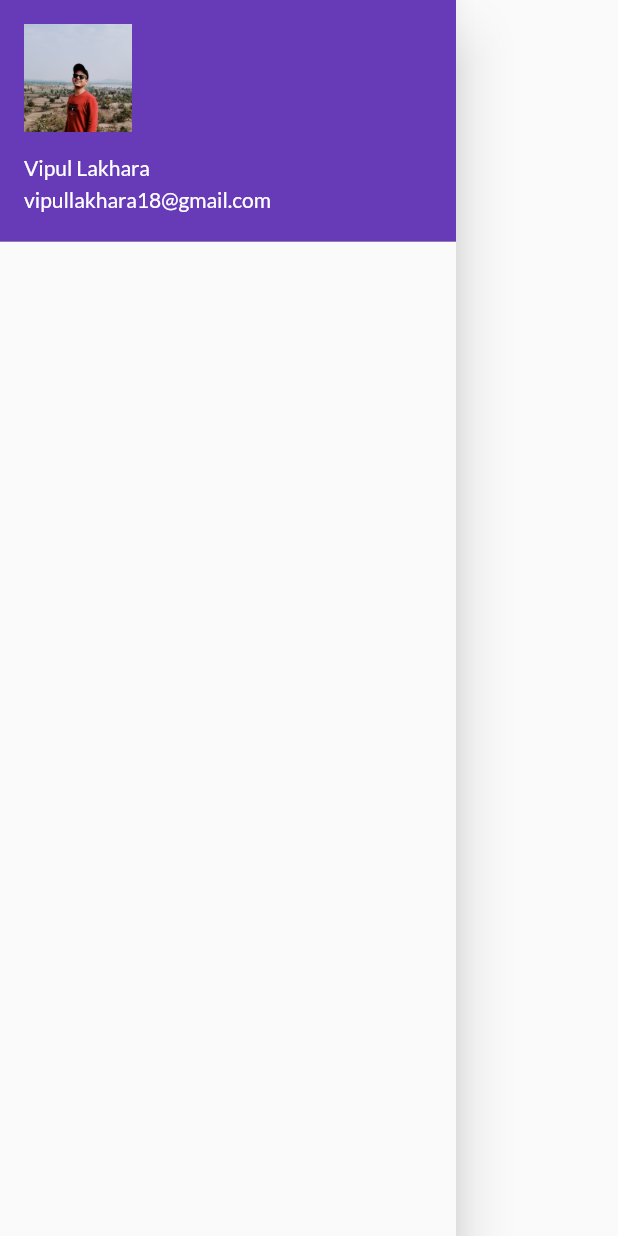
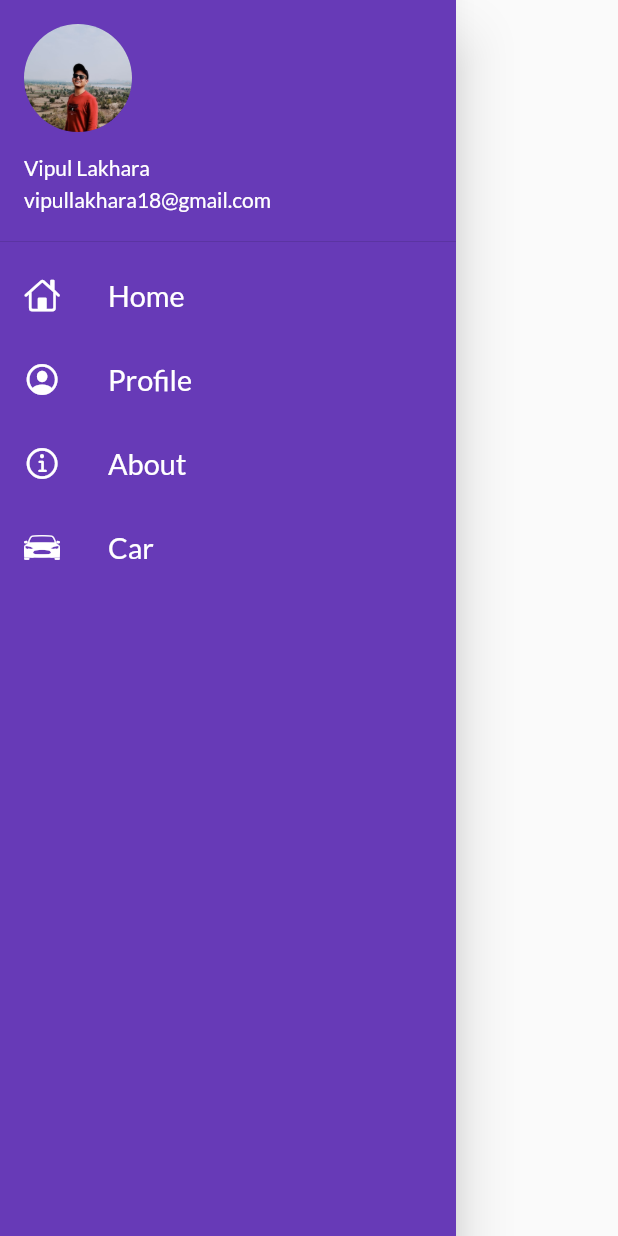
Before and after one commit to vlakhara/Flutter-Catalog-Demo, a Flutter app: the MyDrawer widget shown alone on an empty page, opened directly, on a phone screen of 412 x 824 dp. Run offline on Flutter 3.47's test engine with Material 2 defaults, Android fonts, the phone set to English and light mode, and no system bars; our stand-ins replace google_fonts.

Commit message:
Third completed

```diff
--- a/lib/widgets/drawer.dart
+++ b/lib/widgets/drawer.dart
@@ -1,3 +1,4 @@
+import 'package:flutter/cupertino.dart';
 import 'package:flutter/material.dart';
 
 // ignore: unused_element
@@ -5,7 +6,10 @@ class MyDrawer extends StatelessWidget {
   @override
   Widget build(BuildContext context) {
     return Drawer(
+      child: Container(
+        color: Colors.deepPurple,
         child: ListView(
+          padding: EdgeInsets.zero,
           children: [
             DrawerHeader(
               padding: EdgeInsets.zero,
@@ -13,11 +17,58 @@ class MyDrawer extends StatelessWidget {
                 margin: EdgeInsets.zero,
                 accountName: Text("Vipul Lakhara"),
                 accountEmail: Text("vipullakhara18@gmail.com"),
-              currentAccountPicture: Image.asset("assets/images/vipul.jpg"),
+                currentAccountPicture: CircleAvatar(
+                  backgroundImage: AssetImage("assets/images/vipul.jpg"),
+                ),
+              ),
+            ),
+            ListTile(
+              leading: Icon(
+                CupertinoIcons.home,
+                color: Colors.white,
+              ),
+              title: Text(
+                "Home",
+                textScaleFactor: 1.2,
+                style: TextStyle(color: Colors.white),
+              ),
+            ),
+            ListTile(
+              leading: Icon(
+                CupertinoIcons.profile_circled,
+                color: Colors.white,
+              ),
+              title: Text(
+                "Profile",
+                textScaleFactor: 1.2,
+                style: TextStyle(color: Colors.white),
+              ),
+            ),
+            ListTile(
+              leading: Icon(
+                CupertinoIcons.info_circle,
+                color: Colors.white,
+              ),
+              title: Text(
+                "About",
+                textScaleFactor: 1.2,
+                style: TextStyle(color: Colors.white),
+              ),
+            ),
+            ListTile(
+              leading: Icon(
+                CupertinoIcons.car_detailed,
+                color: Colors.white,
+              ),
+              title: Text(
+                "Car",
+                textScaleFactor: 1.2,
+                style: TextStyle(color: Colors.white),
               ),
             )
           ],
         ),
+      ),
     );
   }
 }
```
Also changed, not shown: lib/pages/LoginPage.dart (line endings or trailing spaces). Lines whose indentation alone changed are shown as unchanged.
